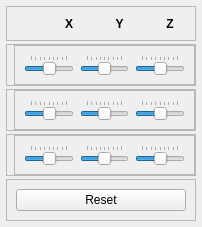
This is Stacker/SpaceExplorer.ui in HonghuaLi/stacker as Qt 5 draws it before an edit. The edited form follows.
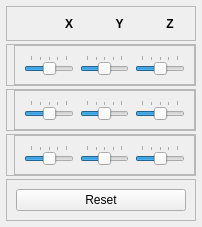
This is the edited form. Icons and pictures are not drawn.

The edit to the form file:
```diff
--- a/Stacker/SpaceExplorer.ui
+++ b/Stacker/SpaceExplorer.ui
@@ -136,7 +136,7 @@
          <item row="0" column="0">
           <widget class="QSlider" name="transX">
            <property name="minimum">
-            <number>-100</number>
+            <number>0</number>
            </property>
            <property name="maximum">
             <number>100</number>
@@ -145,7 +145,10 @@
             <number>10</number>
            </property>
            <property name="pageStep">
-            <number>20</number>
+            <number>10</number>
+           </property>
+           <property name="value">
+            <number>50</number>
            </property>
            <property name="orientation">
             <enum>Qt::Horizontal</enum>
@@ -161,7 +164,7 @@
          <item row="0" column="1">
           <widget class="QSlider" name="transY">
            <property name="minimum">
-            <number>-100</number>
+            <number>0</number>
            </property>
            <property name="maximum">
             <number>100</number>
@@ -169,6 +172,9 @@
            <property name="singleStep">
             <number>10</number>
            </property>
+           <property name="value">
+            <number>50</number>
+           </property>
            <property name="orientation">
             <enum>Qt::Horizontal</enum>
            </property>
@@ -183,7 +189,7 @@
          <item row="0" column="2">
           <widget class="QSlider" name="transZ">
            <property name="minimum">
-            <number>-100</number>
+            <number>0</number>
            </property>
            <property name="maximum">
             <number>100</number>
@@ -191,6 +197,9 @@
            <property name="singleStep">
             <number>10</number>
            </property>
+           <property name="value">
+            <number>50</number>
+           </property>
            <property name="orientation">
             <enum>Qt::Horizontal</enum>
            </property>
@@ -245,7 +254,7 @@
          <item row="0" column="0">
           <widget class="QSlider" name="rotX">
            <property name="minimum">
-            <number>-100</number>
+            <number>0</number>
            </property>
            <property name="maximum">
             <number>100</number>
@@ -253,6 +262,9 @@
            <property name="singleStep">
             <number>10</number>
            </property>
+           <property name="value">
+            <number>50</number>
+           </property>
            <property name="orientation">
             <enum>Qt::Horizontal</enum>
            </property>
@@ -267,7 +279,7 @@
          <item row="0" column="1">
           <widget class="QSlider" name="rotY">
            <property name="minimum">
-            <number>-100</number>
+            <number>0</number>
            </property>
            <property name="maximum">
             <number>100</number>
@@ -276,7 +288,7 @@
             <number>10</number>
            </property>
            <property name="value">
-            <number>0</number>
+            <number>50</number>
            </property>
            <property name="orientation">
             <enum>Qt::Horizontal</enum>
@@ -292,7 +304,7 @@
          <item row="0" column="2">
           <widget class="QSlider" name="rotZ">
            <property name="minimum">
-            <number>-100</number>
+            <number>0</number>
            </property>
            <property name="maximum">
             <number>100</number>
@@ -300,6 +312,9 @@
            <property name="singleStep">
             <number>10</number>
            </property>
+           <property name="value">
+            <number>50</number>
+           </property>
            <property name="orientation">
             <enum>Qt::Horizontal</enum>
            </property>
@@ -354,11 +369,14 @@
          <item row="0" column="0">
           <widget class="QSlider" name="scaleX">
            <property name="minimum">
-            <number>-100</number>
-           </property>
-           <property name="value">
             <number>0</number>
            </property>
+           <property name="maximum">
+            <number>100</number>
+           </property>
+           <property name="value">
+            <number>50</number>
+           </property>
            <property name="orientation">
             <enum>Qt::Horizontal</enum>
            </property>
@@ -373,7 +391,7 @@
          <item row="0" column="1">
           <widget class="QSlider" name="scaleY">
            <property name="minimum">
-            <number>-100</number>
+            <number>0</number>
            </property>
            <property name="maximum">
             <number>100</number>
@@ -381,6 +399,9 @@
            <property name="singleStep">
             <number>10</number>
            </property>
+           <property name="value">
+            <number>50</number>
+           </property>
            <property name="orientation">
             <enum>Qt::Horizontal</enum>
            </property>
@@ -395,7 +416,7 @@
          <item row="0" column="2">
           <widget class="QSlider" name="scaleZ">
            <property name="minimum">
-            <number>-100</number>
+            <number>0</number>
            </property>
            <property name="maximum">
             <number>100</number>
@@ -403,6 +424,9 @@
            <property name="singleStep">
             <number>10</number>
            </property>
+           <property name="value">
+            <number>50</number>
+           </property>
            <property name="orientation">
             <enum>Qt::Horizontal</enum>
            </property>
```
Left out of the diff: 1 changed line with no effect on the pictures.
